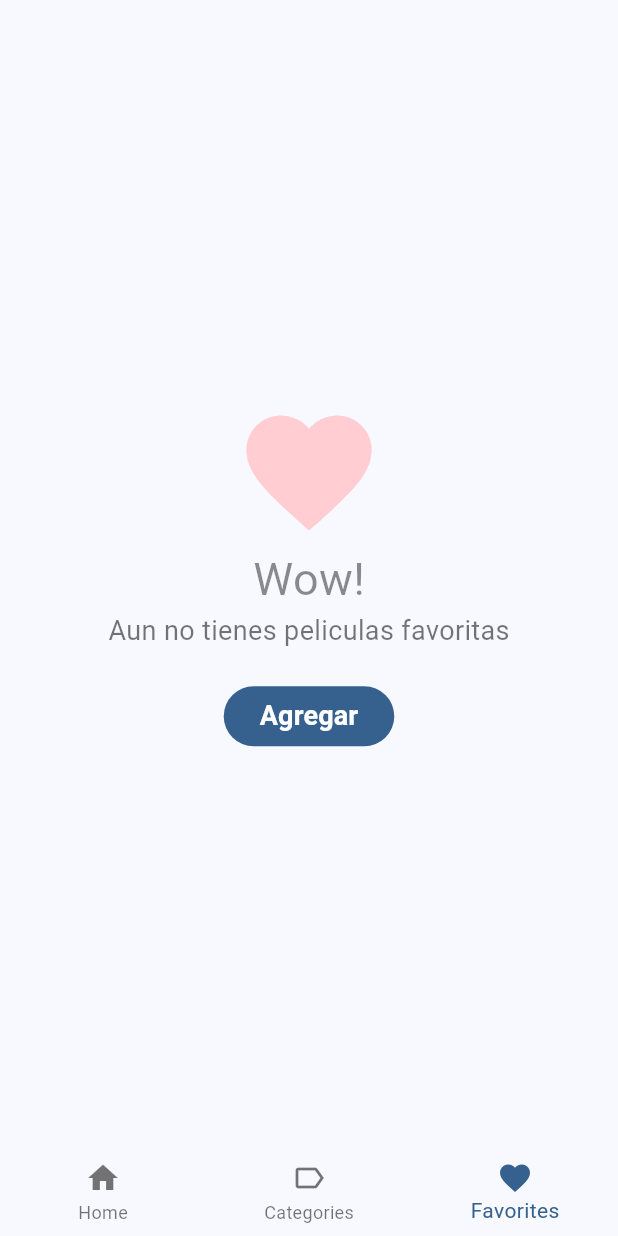
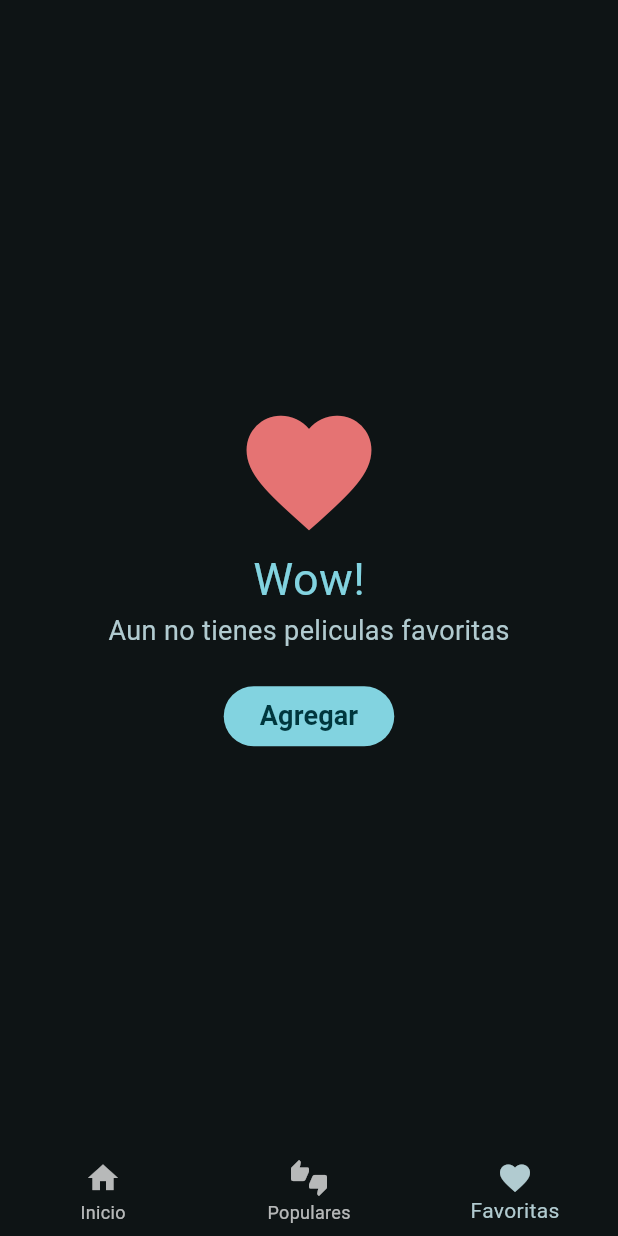
Before and after one commit to manuelsalinas-mx/Flutter-Projects, a Flutter app: the screen it shows after launch, item 3 of the bottom bar chosen, on a phone screen of 412 x 824 dp. Run offline on Flutter 3.47's test engine with Material 3 defaults, Android fonts, the phone set to English and light mode, and no system bars; our stand-ins replace animate_do, card_swiper, dio, flutter_dotenv, flutter_riverpod, go_router and 2 more; accounts and stored records are empty; generated files the repository leaves out were written again; network calls fail.

Commit message:
Popular Movies Tab - Adjustments - Dark theme

```diff
--- a/cinemapedia/lib/config/theme/app_theme.dart
+++ b/cinemapedia/lib/config/theme/app_theme.dart
@@ -1,6 +1,8 @@
 import 'package:flutter/material.dart';
 
 class AppTheme {
-  ThemeData getTheme() =>
-      ThemeData(useMaterial3: true, colorSchemeSeed: Colors.blue);
+  ThemeData getTheme() => ThemeData(
+      useMaterial3: true,
+      colorSchemeSeed: Colors.white,
+      brightness: Brightness.dark);
 }
--- a/cinemapedia/lib/main.dart
+++ b/cinemapedia/lib/main.dart
@@ -3,6 +3,10 @@ import 'package:cinemapedia/config/router/app_router.dart';
 import 'package:cinemapedia/config/theme/app_theme.dart';
 import 'package:flutter_dotenv/flutter_dotenv.dart';
 import 'package:flutter_riverpod/flutter_riverpod.dart';
+
+/*
+  Complete advanced repo: https://github.com/Klerith/flutter-cinemapedia/tree/fin-seccion-18
+ */
 
 Future<void> main() async {
   await dotenv.load(fileName: '.env');
--- a/cinemapedia/lib/presentation/screens/movies/home_screen.dart
+++ b/cinemapedia/lib/presentation/screens/movies/home_screen.dart
@@ -13,7 +13,7 @@ class HomeScreen extends StatelessWidget {
 
   final viewRoutes = const <Widget>[
     HomeView(),
-    CategoriesView(),
+    PopularView(),
     FavoriteView()
   ];
 
--- a/cinemapedia/lib/presentation/views/movies/favorites_view.dart
+++ b/cinemapedia/lib/presentation/views/movies/favorites_view.dart
@@ -57,20 +57,23 @@ class _FavoritesEmptyState extends StatelessWidget {
 
   @override
   Widget build(BuildContext context) {
+    final colors = Theme.of(context).colorScheme;
+
     return Center(
       child: Column(
         mainAxisAlignment: MainAxisAlignment.center,
         crossAxisAlignment: CrossAxisAlignment.center,
         children: [
-          Icon(Icons.favorite_sharp, size: 100, color: Colors.red.shade100),
-          const Text('Wow!', style: TextStyle(fontSize: 30, color: Colors.black45)),
-          const Text('Aun no tienes peliculas favoritas', style: TextStyle(fontSize: 18, color: Colors.black54)),
+          Icon(Icons.favorite_sharp, size: 100, color: Colors.red.shade300),
+          Text('Wow!',
+              style: TextStyle(fontSize: 30, color: colors.primary)),
+          Text('Aun no tienes peliculas favoritas',
+              style: TextStyle(fontSize: 18, color: colors.secondary)),
           const SizedBox(height: 20),
           FilledButton(
-            onPressed: () => context.push('/home/0'),
-            child: const Text(
-              'Agregar',
-              style: TextStyle(fontSize: 18, fontWeight: FontWeight.bold))),
+              onPressed: () => context.push('/home/0'),
+              child: const Text('Agregar',
+                  style: TextStyle(fontSize: 18, fontWeight: FontWeight.bold))),
         ],
       ),
     );
--- a/cinemapedia/lib/presentation/views/views.dart
+++ b/cinemapedia/lib/presentation/views/views.dart
@@ -1,4 +1,4 @@
 // Archivo de barril
 export 'movies/favorites_view.dart';
-export 'movies/categories_view.dart';
+export 'movies/popular_view.dart';
 export 'movies/home_view.dart';
--- a/cinemapedia/lib/presentation/widgets/movies/movie_poster_link.dart
+++ b/cinemapedia/lib/presentation/widgets/movies/movie_poster_link.dart
@@ -19,6 +19,7 @@ class MoviePosterLink extends StatelessWidget {
         child: FadeIn(
           child: Image.network(
             movie.posterPath,
+            height: 180,
             fit: BoxFit.cover,
             loadingBuilder: (context, child, loadinPrpgress) {
               if (loadinPrpgress != null) {
--- a/cinemapedia/lib/presentation/widgets/shared/custom_bottom_navigation.dart
+++ b/cinemapedia/lib/presentation/widgets/shared/custom_bottom_navigation.dart
@@ -17,10 +17,10 @@ class CustomBottomNavigation extends StatelessWidget {
       elevation: 0,
       onTap: (index) => _onSelectedTab(context, index),
       items: const [
-        BottomNavigationBarItem(icon: Icon(Icons.home), label: 'Home'),
+        BottomNavigationBarItem(icon: Icon(Icons.home), label: 'Inicio'),
         BottomNavigationBarItem(
-            icon: Icon(Icons.label_outline), label: 'Categories'),
-        BottomNavigationBarItem(icon: Icon(Icons.favorite), label: 'Favorites'),
+            icon: Icon(Icons.thumbs_up_down), label: 'Populares'),
+        BottomNavigationBarItem(icon: Icon(Icons.favorite), label: 'Favoritas'),
       ],
     );
   }
```
Also changed, not shown: cinemapedia/lib/presentation/views/movies/categories_view.dart (deleted, +0 -15 lines), cinemapedia/lib/presentation/views/movies/home_view.dart (+0 -9 lines), cinemapedia/lib/presentation/views/movies/popular_view.dart (added, +30 -0 lines).
